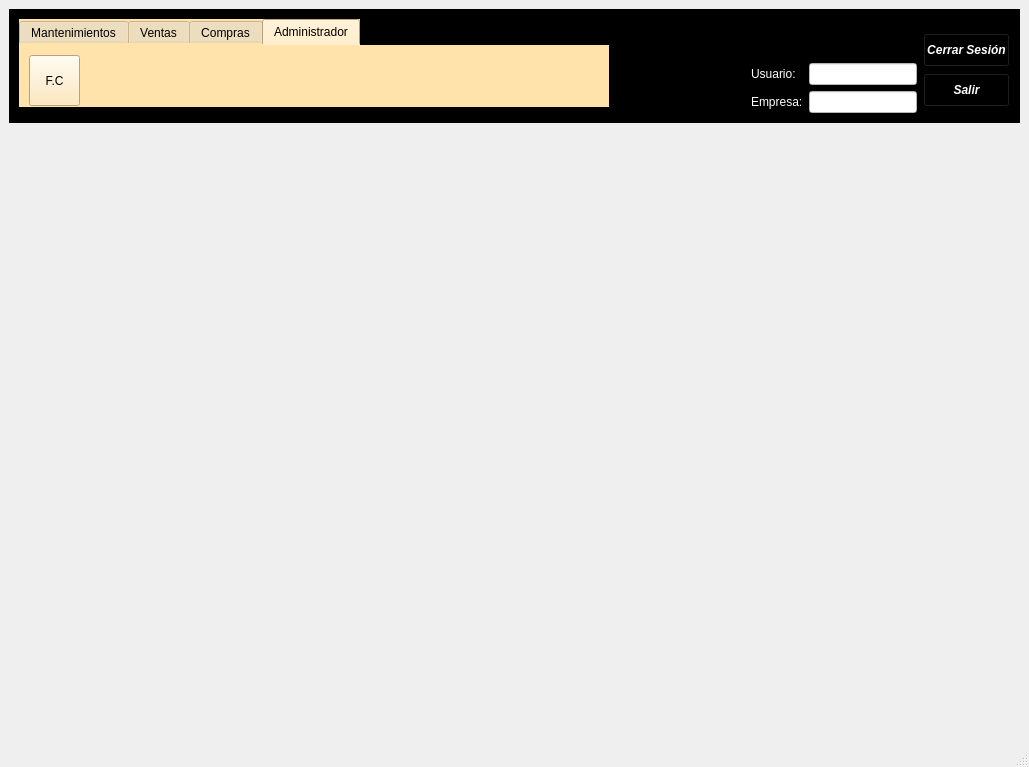
Old version of the form mainwindow.ui in the repository arcnexus/RedFoX.
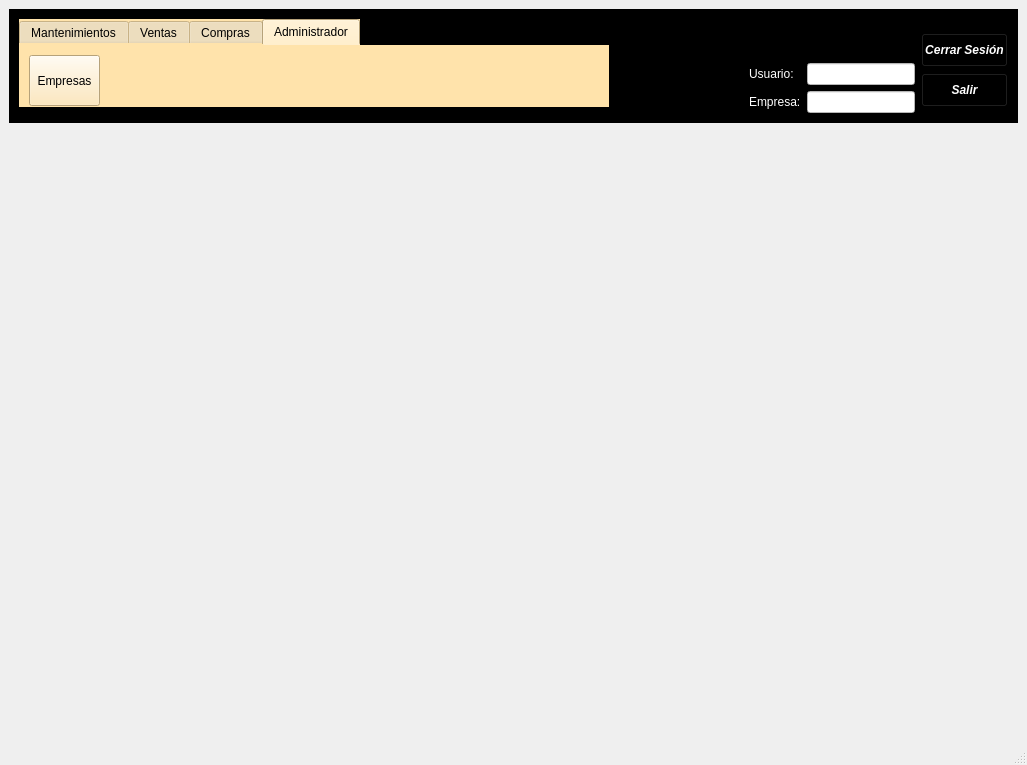
New version of the form. The open tabs and pages were chosen to show the change. Icons and pictures are not drawn.

Commit message: Creación pantalla empresas y modificación bugs artículos

The edit to the form file:
```diff
--- a/mainwindow.ui
+++ b/mainwindow.ui
@@ -6,8 +6,8 @@
    <rect>
     <x>0</x>
     <y>0</y>
-    <width>1029</width>
-    <height>767</height>
+    <width>1027</width>
+    <height>765</height>
    </rect>
   </property>
   <property name="sizePolicy">
@@ -1090,12 +1090,12 @@
             <rect>
              <x>10</x>
              <y>10</y>
-             <width>51</width>
+             <width>71</width>
              <height>51</height>
             </rect>
            </property>
            <property name="text">
-            <string>F.C</string>
+            <string>Empresas</string>
            </property>
            <property name="icon">
             <iconset resource="terra.qrc">
```
Left out of the diff: 8 changed lines with no effect on the pictures. The commit also changes 8 other files.
